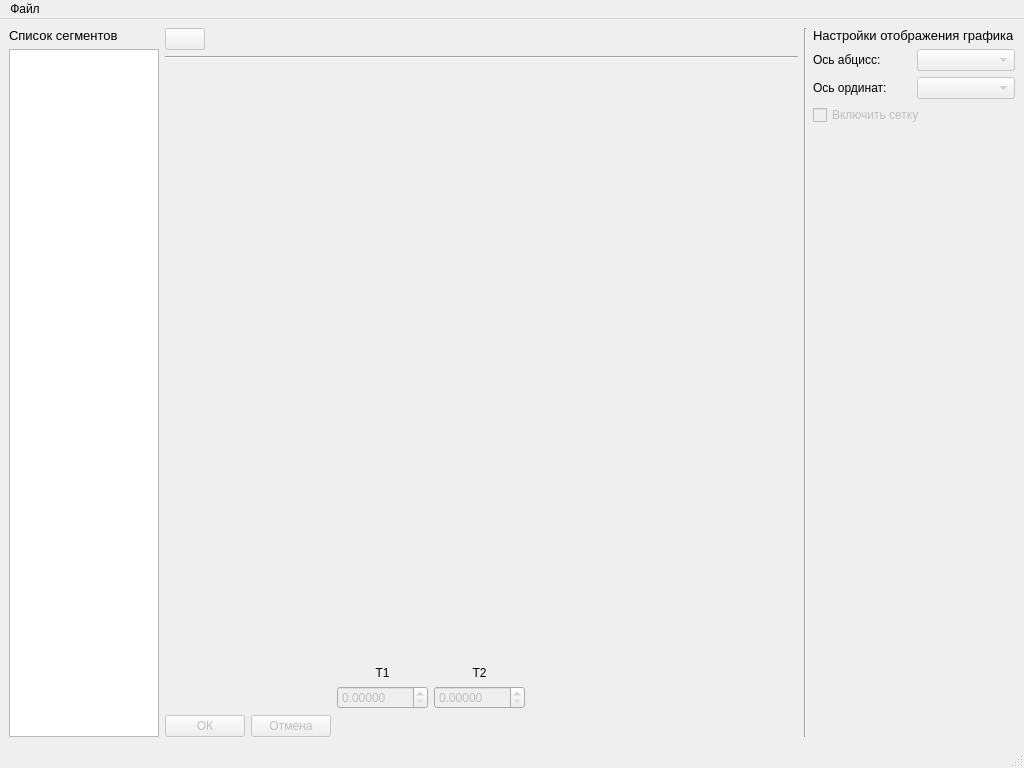
Qt form assets/MainWindow.ui (ioyurev/fusion-analysis) before a commit.
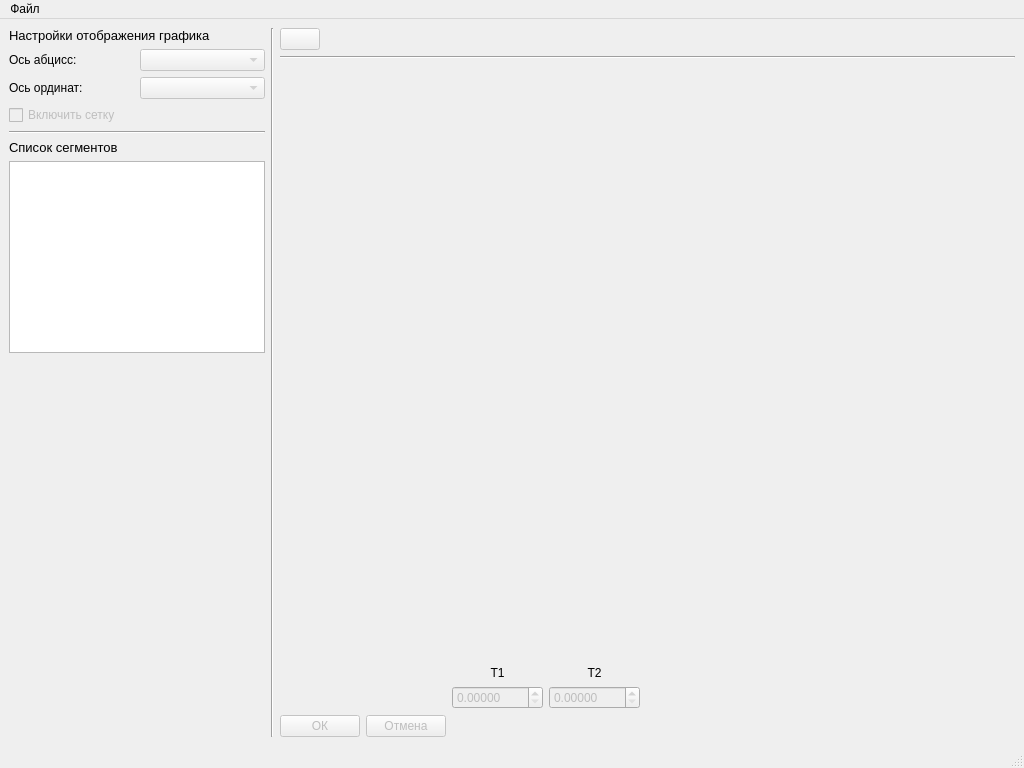
The same form after that commit. Icons and pictures are not drawn.

The edit to the form file:
```diff
--- a/assets/MainWindow.ui
+++ b/assets/MainWindow.ui
@@ -14,8 +14,8 @@
    <string>MainWindow</string>
   </property>
   <widget class="QWidget" name="centralwidget">
-   <layout class="QGridLayout" name="gridLayout_2" columnstretch="0,1,0,0">
-    <item row="0" column="1">
+   <layout class="QGridLayout" name="gridLayout_2" columnstretch="0,0,0">
+    <item row="0" column="2">
      <layout class="QGridLayout" name="rightpanel" rowstretch="0,0,0,1">
       <item row="2" column="0">
        <layout class="QGridLayout" name="toolLayout">
@@ -168,46 +168,66 @@
      </layout>
     </item>
     <item row="0" column="0">
-     <layout class="QVBoxLayout" name="leftpanel" stretch="0,1">
-      <item>
-       <widget class="QLabel" name="label">
+     <layout class="QGridLayout" name="gridLayout">
+      <item row="0" column="0" colspan="2">
+       <widget class="QLabel" name="label_4">
         <property name="font">
          <font>
           <pointsize>10</pointsize>
          </font>
         </property>
         <property name="text">
-         <string>Список сегментов</string>
+         <string>Настройки отображения графика</string>
         </property>
        </widget>
       </item>
-      <item>
+      <item row="1" column="0">
+       <widget class="QLabel" name="label_xaxis">
+        <property name="text">
+         <string>Ось абцисс:</string>
+        </property>
+       </widget>
+      </item>
+      <item row="1" column="1">
+       <widget class="QComboBox" name="combobox_xaxis">
+        <property name="enabled">
+         <bool>false</bool>
+        </property>
+       </widget>
+      </item>
+      <item row="7" column="0" colspan="2">
        <widget class="QListWidget" name="listWidget">
         <property name="sizePolicy">
-         <sizepolicy hsizetype="Minimum" vsizetype="Expanding">
+         <sizepolicy hsizetype="Minimum" vsizetype="Minimum">
           <horstretch>0</horstretch>
           <verstretch>0</verstretch>
          </sizepolicy>
         </property>
         <property name="maximumSize">
          <size>
-          <width>150</width>
+          <width>16777215</width>
           <height>16777215</height>
          </size>
         </property>
        </widget>
       </item>
-     </layout>
-    </item>
-    <item row="0" column="3">
-     <layout class="QGridLayout" name="gridLayout">
-      <item row="1" column="1">
-       <widget class="QComboBox" name="combobox_xaxis">
+      <item row="2" column="1">
+       <widget class="QComboBox" name="combobox_yaxis">
         <property name="enabled">
          <bool>false</bool>
         </property>
        </widget>
       </item>
+      <item row="3" column="0" colspan="2">
+       <widget class="QCheckBox" name="checkbox_grid">
+        <property name="enabled">
+         <bool>false</bool>
+        </property>
+        <property name="text">
+         <string>Включить сетку</string>
+        </property>
+       </widget>
+      </item>
       <item row="2" column="0">
        <widget class="QLabel" name="label_yaxis">
         <property name="text">
@@ -215,7 +235,26 @@
         </property>
        </widget>
       </item>
-      <item row="4" column="1">
+      <item row="5" column="0" colspan="2">
+       <widget class="Line" name="line_3">
+        <property name="orientation">
+         <enum>Qt::Horizontal</enum>
+        </property>
+       </widget>
+      </item>
+      <item row="6" column="0">
+       <widget class="QLabel" name="label">
+        <property name="font">
+         <font>
+          <pointsize>10</pointsize>
+         </font>
+        </property>
+        <property name="text">
+         <string>Список сегментов</string>
+        </property>
+       </widget>
+      </item>
+      <item row="8" column="0">
        <spacer name="verticalSpacer">
         <property name="orientation">
          <enum>Qt::Vertical</enum>
@@ -228,45 +267,9 @@
         </property>
        </spacer>
       </item>
-      <item row="1" column="0">
-       <widget class="QLabel" name="label_xaxis">
-        <property name="text">
-         <string>Ось абцисс:</string>
-        </property>
-       </widget>
-      </item>
-      <item row="0" column="0" colspan="2">
-       <widget class="QLabel" name="label_4">
-        <property name="font">
-         <font>
-          <pointsize>10</pointsize>
-         </font>
-        </property>
-        <property name="text">
-         <string>Настройки отображения графика</string>
-        </property>
-       </widget>
-      </item>
-      <item row="2" column="1">
-       <widget class="QComboBox" name="combobox_yaxis">
-        <property name="enabled">
-         <bool>false</bool>
-        </property>
-       </widget>
-      </item>
-      <item row="3" column="0" colspan="2">
-       <widget class="QCheckBox" name="checkbox_grid">
-        <property name="enabled">
-         <bool>false</bool>
-        </property>
-        <property name="text">
-         <string>Включить сетку</string>
-        </property>
-       </widget>
-      </item>
      </layout>
     </item>
-    <item row="0" column="2">
+    <item row="0" column="1">
      <widget class="Line" name="line_2">
       <property name="orientation">
        <enum>Qt::Vertical</enum>
```
Left out of the diff: 6 changed lines with no effect on the pictures.
